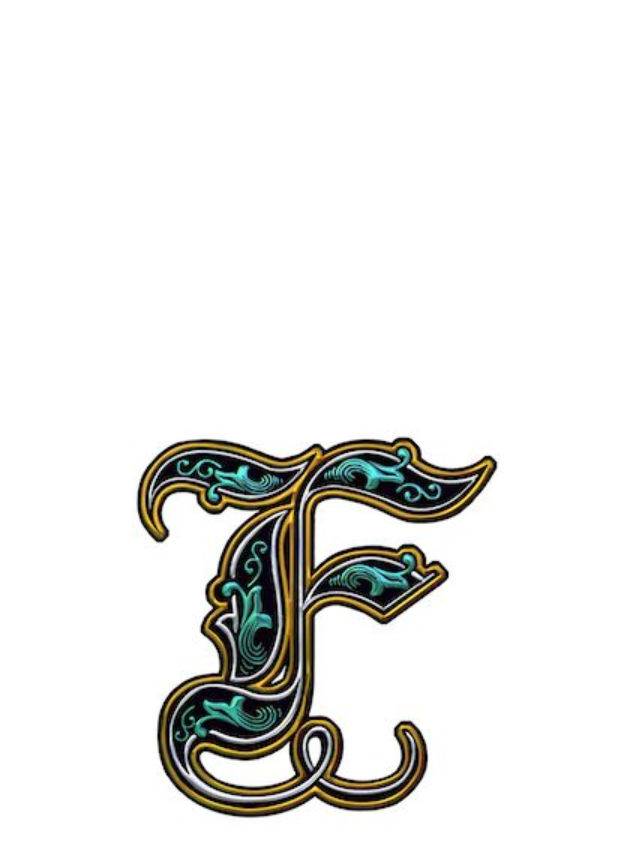
After one commit to press-f-for-respect/CodenamesPictures, an Android app: the SplashActivity screen opened directly, with no data from a screen before it, on a phone screen of 412 x 824 dp. The commit adds this screen. Shown: the top 861 px of the screen. Run offline under Robolectric (Android 15) with nearby library versions, the phone set to English and light mode, and no system bars; 1 statement that could not run was skipped.

Commit message:
Splash screen added

```diff
--- a/app/src/main/AndroidManifest.xml
+++ b/app/src/main/AndroidManifest.xml
@@ -7,16 +7,18 @@
         android:icon="@mipmap/ic_launcher"
         android:label="@string/app_name"
         android:roundIcon="@mipmap/ic_launcher_round"
+        android:screenOrientation="landscape"
         android:supportsRtl="true"
-        android:screenOrientation="landscape"
         android:theme="@style/AppTheme">
-        <activity android:name=".MainActivity">
+        <activity android:name=".SplashActivity" android:theme="@style/SplashTheme">
             <intent-filter>
                 <action android:name="android.intent.action.MAIN" />
 
                 <category android:name="android.intent.category.LAUNCHER" />
             </intent-filter>
         </activity>
+        <activity android:name=".HelpActivity" />
+        <activity android:name=".MainActivity"/>
     </application>
 
 </manifest>
--- /dev/null
+++ b/app/src/main/java/com/pressfforrespect/codenamespictures/SplashActivity.java
@@ -0,0 +1,17 @@
+package com.pressfforrespect.codenamespictures;
+
+import androidx.appcompat.app.AppCompatActivity;
+
+import android.content.Intent;
+import android.os.Bundle;
+
+public class SplashActivity extends AppCompatActivity {
+
+    @Override
+    protected void onCreate(Bundle savedInstanceState) {
+        super.onCreate(savedInstanceState);
+        Intent intent = new Intent(this, MainActivity.class);
+        startActivity(intent);
+        finish();
+    }
+}
--- /dev/null
+++ b/app/src/main/res/drawable/splash_logo.xml
@@ -0,0 +1,13 @@
+<?xml version="1.0" encoding="utf-8"?>
+<layer-list xmlns:android="http://schemas.android.com/apk/res/android">
+
+    <item android:drawable="@android:color/white" />
+
+    <item>
+        <bitmap android:src="@drawable/logo"
+            android:gravity="center"
+            />
+
+    </item>
+
+</layer-list>
--- a/app/src/main/res/values/styles.xml
+++ b/app/src/main/res/values/styles.xml
@@ -8,4 +8,8 @@
         <item name="colorAccent">@color/colorAccent</item>
     </style>
 
+    <style name="SplashTheme" parent="Theme.AppCompat.NoActionBar">
+        <item name="android:windowBackground">@drawable/splash_logo</item>
+    </style>
+
 </resources>
```
Also changed, not shown: app/src/main/java/com/pressfforrespect/codenamespictures/HelpActivity.java (added, +14 -0 lines), app/src/main/res/layout/activity_help.xml (added, +9 -0 lines), app/src/main/res/drawable/logo.jpg (added).
